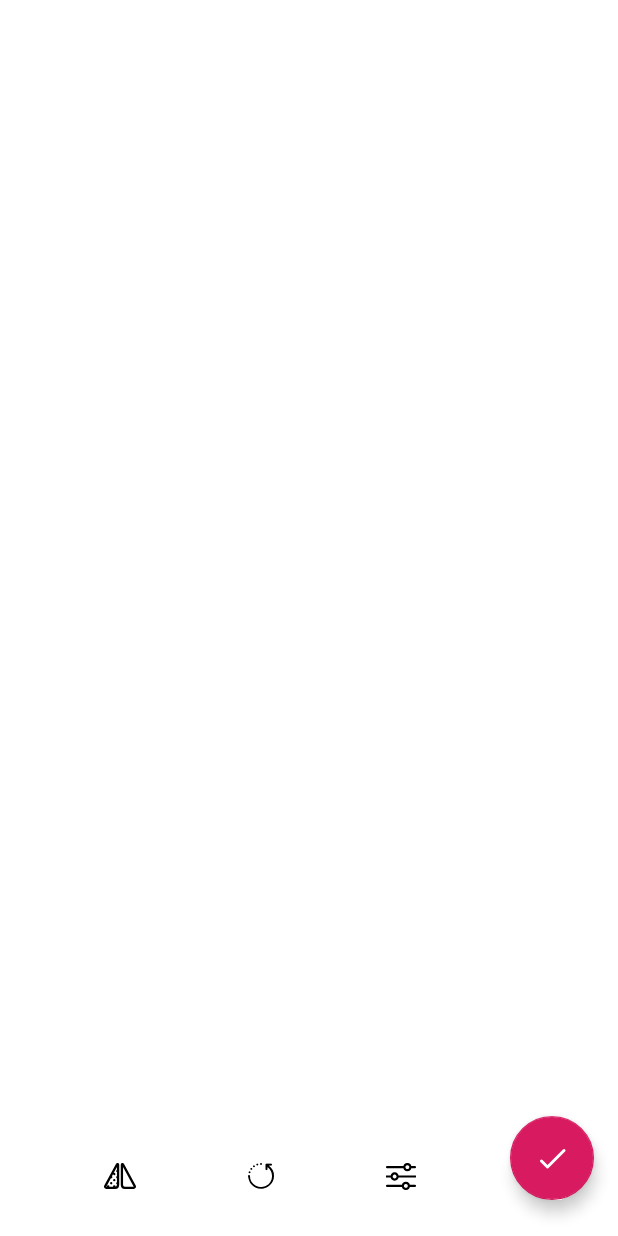
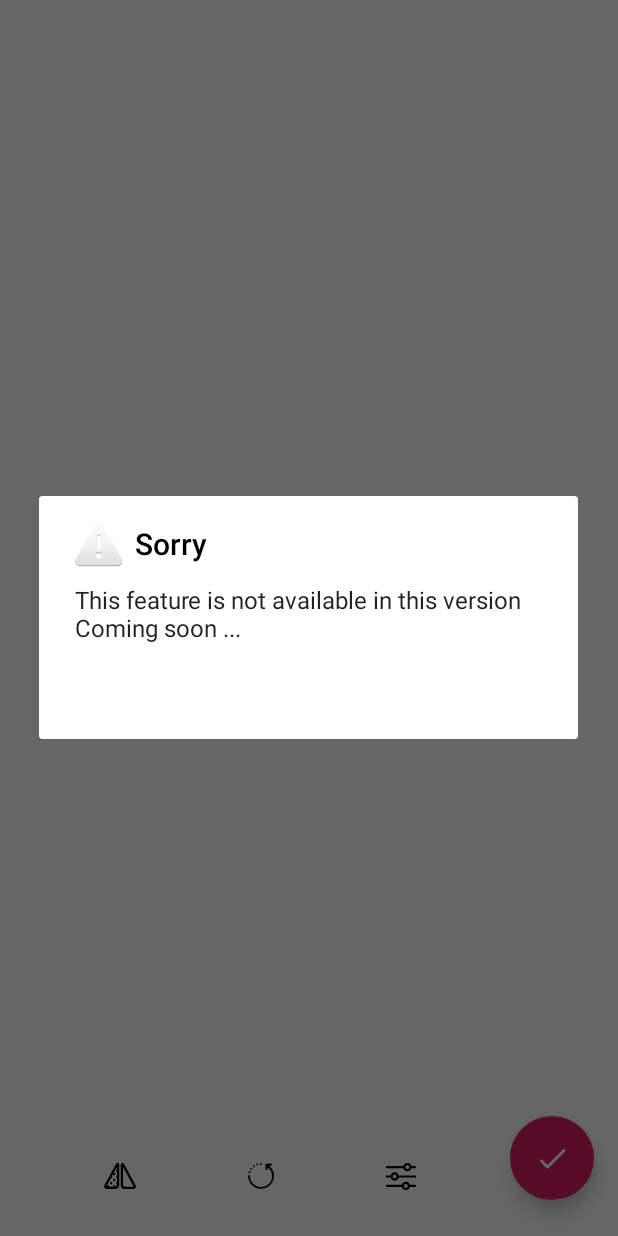
Before and after one commit to anrooid/PycanMessenger, an Android app: the ProfileEditor screen opened directly, with no data from a screen before it, after a tap on an icon or button, on a phone screen of 412 x 824 dp. Run offline under Robolectric (Android 15) with nearby library versions, the phone set to English and light mode, and no system bars; libraries missing offline, so code that uses them is left out: com.theartofdev.edmodo; plain views replace CropImageView; 1 statement that could not run was skipped; 2 other taps on this screen came first.

Commit message:
mahdi : some changes

```diff
--- a/app/src/main/java/com/example/pycanmessenger/Activity/NewChat.java
+++ b/app/src/main/java/com/example/pycanmessenger/Activity/NewChat.java
@@ -55,7 +55,6 @@ public class NewChat extends AppCompatActivity {
     TextView txtCounter;
     Bitmap receivedImageBitmap;
     Uri selectedImage ;
-
     @Override
     protected void onCreate(Bundle savedInstanceState) {
         super.onCreate(savedInstanceState);
@@ -161,6 +160,7 @@ public class NewChat extends AppCompatActivity {
         if (requestCode == 2000) {
             if (resultCode == Activity.RESULT_OK) {
                 try {
+                    Intent intent = new Intent(NewChat.this, ProfileEditor.class);
                      selectedImage = data.getData();
                     String[] filePathColumn = {MediaStore.Images.Media.DATA};
                     Cursor cursor = getContentResolver().query(selectedImage, filePathColumn,
@@ -168,11 +168,12 @@ public class NewChat extends AppCompatActivity {
                     cursor.moveToFirst();
                     int columnIndex = cursor.getColumnIndex(filePathColumn[0]);
                     String picturePath = cursor.getString(columnIndex);
+                    intent.putExtra("picturePath",picturePath);
                     cursor.close();
                     receivedImageBitmap = BitmapFactory.decodeFile(picturePath);
                     // onpen a new activity ! in order to edit ! Crop Fillter
                     BitMapHolder.getBitMapHolder().setBitmap(receivedImageBitmap);
-                    Intent intent = new Intent(NewChat.this, ProfileEditor.class);
+
                     startActivityForResult(intent, 3000);
                 } catch (Exception e) {
                     e.printStackTrace();
--- a/app/src/main/java/com/example/pycanmessenger/Activity/ProfileEditor.java
+++ b/app/src/main/java/com/example/pycanmessenger/Activity/ProfileEditor.java
@@ -1,11 +1,15 @@
 package com.example.pycanmessenger.Activity;
 
+import androidx.appcompat.app.AlertDialog;
 import androidx.appcompat.app.AppCompatActivity;
 
+import android.content.DialogInterface;
+import android.content.Intent;
 import android.graphics.Paint;
 import android.os.Bundle;
 import android.view.View;
 import android.widget.ImageView;
+import android.widget.TextView;
 import android.widget.Toast;
 
 import com.example.pycanmessenger.Models.BitMapHolder;
@@ -15,6 +19,7 @@ import com.theartofdev.edmodo.cropper.CropImageView;
 public class ProfileEditor extends AppCompatActivity implements View.OnClickListener {
 
     private ImageView imgRotate , imgFilter , imgFlip;
+    private TextView txtPath;
     private CropImageView img_edt ;
     @Override
     protected void onCreate(Bundle savedInstanceState) {
@@ -24,15 +29,26 @@ public class ProfileEditor extends AppCompatActivity implements View.OnClickList
         imgRotate = findViewById(R.id.img_rotate);
         imgFilter = findViewById(R.id.img_filter);
         imgFlip = findViewById(R.id.img_flip);
+        txtPath = findViewById(R.id.txtPath);
 
         img_edt = findViewById(R.id.img_edit);
-        img_edt.setImageBitmap(BitMapHolder.getBitMapHolder().getBitmap());
+        //img_edt.setImageBitmap(BitMapHolder.getBitMapHolder().getBitmap());
 
         //BitMapHolder.getBitMapHolder().setBitmap(img_edt.getCroppedImage());
 
         imgFilter.setOnClickListener(this);
         imgRotate.setOnClickListener(this);
         imgFlip.setOnClickListener(this);
+        Intent intent = getIntent();
+        Bundle bundle = intent.getExtras();
+        if (bundle!= null){
+            String s ;
+            String a ;
+            String path = bundle.getString("picturePath");
+            s = path.substring(path.indexOf("/")+1);
+            a = s.substring(s.indexOf("/")+1);
+            txtPath.setText(a);
+        }
 
     }
 
@@ -41,6 +57,22 @@ public class ProfileEditor extends AppCompatActivity implements View.OnClickList
         switch (view.getId()){
             case R.id.img_filter :
                 Toast.makeText(ProfileEditor.this , "this image is not available in this version", Toast.LENGTH_LONG).show();
+                AlertDialog alertDialog = new AlertDialog.Builder(this)
+
+                        .setIcon(android.R.drawable.ic_dialog_alert)
+
+                        .setTitle("Sorry")
+
+                        .setMessage("This feature is not available in this version" + "\n" + "Coming soon ...")
+
+                        .setPositiveButton("Yes", new DialogInterface.OnClickListener() {
+                            @Override
+                            public void onClick(DialogInterface dialogInterface, int i) {
+                                //set what would happen when positive button is clicked
+                                finish();
+                            }
+                        })
+                        .show();
                 break;
             case  R.id.img_flip:
                 break;
--- a/app/src/main/res/layout/activity_profile_editor.xml
+++ b/app/src/main/res/layout/activity_profile_editor.xml
@@ -82,4 +82,14 @@
         android:layout_marginLeft="64dp"
         app:layout_constraintBottom_toBottomOf="@id/gradiant_back"
          />
+
+    <TextView
+        android:id="@+id/txtPath"
+        android:layout_width="0dp"
+        android:layout_height="wrap_content"
+        android:layout_marginStart="8dp"
+        android:layout_marginTop="8dp"
+        app:layout_constraintEnd_toEndOf="parent"
+        app:layout_constraintStart_toStartOf="parent"
+        app:layout_constraintTop_toTopOf="parent" />
 </androidx.constraintlayout.widget.ConstraintLayout>
```
